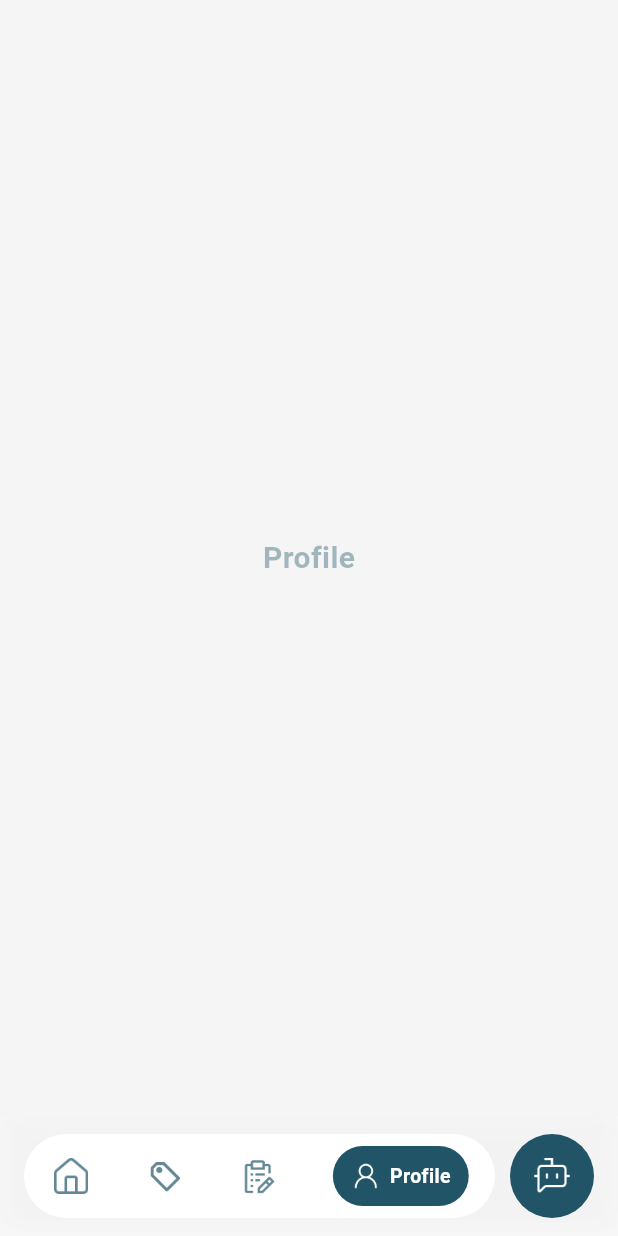
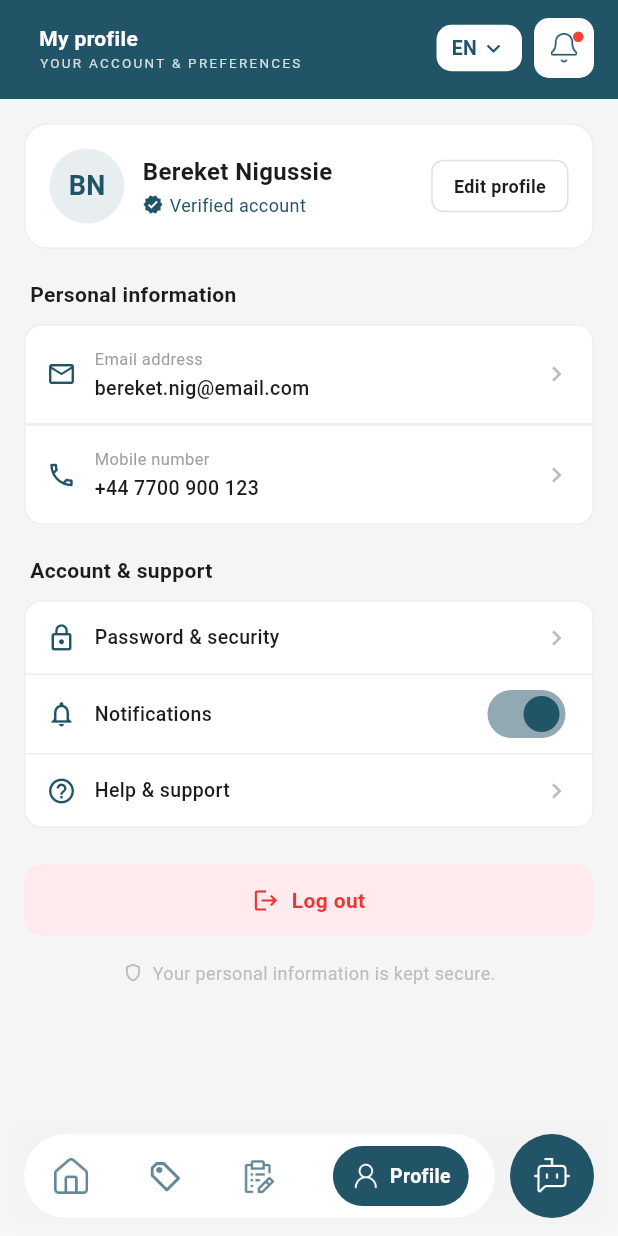
Before and after one commit to dawitzeleke/hsc, a Flutter app: the screen it shows after launch, item 4 of the bottom bar chosen, on a phone screen of 412 x 824 dp. Run offline on Flutter 3.47's test engine with Material 3 defaults, Android fonts, the phone set to English and light mode, and no system bars; our stand-ins replace get.

Commit message:
Finish the profile page

```diff
--- a/lib/app/modules/home/views/home_view.dart
+++ b/lib/app/modules/home/views/home_view.dart
@@ -5,6 +5,7 @@ import '../controllers/home_controller.dart';
 import '../../home/widgets/custom_bottom_nav_bar.dart';
 import 'home_content.dart';
 import 'package:hsc/app/modules/court_fee/views/court_fee_view.dart';
+import 'package:hsc/app/modules/profile/views/profile_view.dart';
 
 class HomeView extends GetView<HomeController> {
   const HomeView({super.key});
@@ -19,7 +20,7 @@ class HomeView extends GetView<HomeController> {
               const HomeContent(),
               const CourtFeeView(),
               _buildPlaceholderPage('Complaints'),
-              _buildPlaceholderPage('Profile'),
+              const ProfileView(),
             ],
           )),
       bottomNavigationBar: Obx(
--- /dev/null
+++ b/lib/app/modules/profile/controllers/profile_controller.dart
@@ -0,0 +1,48 @@
+import 'package:flutter/material.dart';
+import 'package:get/get.dart';
+
+class ProfileController extends GetxController {
+  final nameController = TextEditingController(text: 'Bereket Nigussie');
+  final emailController = TextEditingController(text: 'bereket.nig@email.com');
+  final phoneController = TextEditingController(text: '+251 | 912345678');
+
+  final currentPasswordController = TextEditingController();
+  final newPasswordController = TextEditingController();
+  final confirmPasswordController = TextEditingController();
+
+  final notificationsEnabled = true.obs;
+
+  final showCurrentPassword = false.obs;
+  final showNewPassword = false.obs;
+  final showConfirmPassword = false.obs;
+
+  void toggleNotifications(bool value) {
+    notificationsEnabled.value = value;
+  }
+
+  void saveProfile() {
+    Get.back();
+    Get.snackbar('Profile', 'Profile updated',
+        snackPosition: SnackPosition.BOTTOM);
+  }
+
+  void updatePassword() {
+    Get.back();
+    currentPasswordController.clear();
+    newPasswordController.clear();
+    confirmPasswordController.clear();
+    Get.snackbar('Password', 'Password updated',
+        snackPosition: SnackPosition.BOTTOM);
+  }
+
+  @override
+  void onClose() {
+    nameController.dispose();
+    emailController.dispose();
+    phoneController.dispose();
+    currentPasswordController.dispose();
+    newPasswordController.dispose();
+    confirmPasswordController.dispose();
+    super.onClose();
+  }
+}
--- /dev/null
+++ b/lib/app/modules/profile/views/profile_view.dart
@@ -0,0 +1,97 @@
+import 'package:flutter/material.dart';
+import 'package:get/get.dart';
+import 'package:hsc/app/widgets/app_header.dart';
+import '../controllers/profile_controller.dart';
+import '../widgets/profile_card.dart';
+import '../widgets/profile_sections.dart';
+import '../widgets/profile_sheets.dart';
+
+class ProfileView extends StatelessWidget {
+  const ProfileView({super.key});
+
+  @override
+  Widget build(BuildContext context) {
+    final controller = Get.put(ProfileController());
+
+    return Column(
+      children: [
+        const AppHeader(
+          leading: SizedBox.shrink(),
+          title: 'My profile',
+          subtitle: 'YOUR ACCOUNT & PREFERENCES',
+        ),
+        Expanded(
+          child: SingleChildScrollView(
+            padding: const EdgeInsets.all(16),
+            child: Column(
+              crossAxisAlignment: CrossAxisAlignment.start,
+              children: [
+                ProfileCard(
+                  onEditTap: () =>
+                      showEditProfileSheet(context, controller),
+                ),
+                const SizedBox(height: 20),
+                const PersonalInfoSection(),
+                const SizedBox(height: 20),
+                AccountSupportSection(
+                  onPasswordTap: () =>
+                      showChangePasswordSheet(context, controller),
+                ),
+                const SizedBox(height: 24),
+                _buildLogoutButton(),
+                const SizedBox(height: 16),
+                _buildSecureNote(),
+                const SizedBox(height: 100),
+              ],
+            ),
+          ),
+        ),
+      ],
+    );
+  }
+
+  Widget _buildLogoutButton() {
+    return SizedBox(
+      width: double.infinity,
+      child: GestureDetector(
+        onTap: () {},
+        child: Container(
+          padding: const EdgeInsets.symmetric(vertical: 14),
+          decoration: BoxDecoration(
+            color: Colors.red.shade50,
+            borderRadius: BorderRadius.circular(12),
+          ),
+          child: Row(
+            mainAxisAlignment: MainAxisAlignment.center,
+            children: [
+              Icon(Icons.logout, size: 18, color: Colors.red.shade600),
+              const SizedBox(width: 8),
+              Text(
+                'Log out',
+                style: TextStyle(
+                  fontSize: 14,
+                  fontWeight: FontWeight.w600,
+                  color: Colors.red.shade600,
+                ),
+              ),
+            ],
+          ),
+        ),
+      ),
+    );
+  }
+
+  Widget _buildSecureNote() {
+    return Row(
+      mainAxisAlignment: MainAxisAlignment.center,
+      children: [
+        Icon(Icons.shield_outlined, size: 14, color: Colors.grey.shade400),
+        const SizedBox(width: 6),
+        Text(
+          'Your personal information is kept secure.',
+          style: TextStyle(fontSize: 12, color: Colors.grey.shade400),
+        ),
+      ],
+    );
+  }
+}
--- /dev/null
+++ b/lib/app/modules/profile/widgets/profile_card.dart
@@ -0,0 +1,88 @@
+import 'package:flutter/material.dart';
+import 'package:hsc/core/constants/app_colors.dart';
+
+class ProfileCard extends StatelessWidget {
+  final VoidCallback onEditTap;
+
+  const ProfileCard({super.key, required this.onEditTap});
+
+  @override
+  Widget build(BuildContext context) {
+    return Container(
+      padding: const EdgeInsets.all(16),
+      decoration: BoxDecoration(
+        color: Colors.white,
+        borderRadius: BorderRadius.circular(16),
+        border: Border.all(color: Colors.grey.shade200),
+      ),
+      child: Row(
+        children: [
+          Container(
+            width: 50,
+            height: 50,
+            decoration: BoxDecoration(
+              color: AppColors.primary.withOpacity(0.1),
+              shape: BoxShape.circle,
+            ),
+            child: const Center(
+              child: Text(
+                'BN',
+                style: TextStyle(
+                  fontSize: 18,
+                  fontWeight: FontWeight.w700,
+                  color: AppColors.primary,
+                ),
+              ),
+            ),
+          ),
+          const SizedBox(width: 12),
+          Expanded(
+            child: Column(
+              crossAxisAlignment: CrossAxisAlignment.start,
+              children: [
+                const Text(
+                  'Bereket Nigussie',
+                  style: TextStyle(
+                    fontSize: 16,
+                    fontWeight: FontWeight.w700,
+                  ),
+                ),
+                const SizedBox(height: 2),
+                Row(
+                  children: [
+                    Icon(Icons.verified, size: 14, color: AppColors.primary),
+                    const SizedBox(width: 4),
+                    Text(
+                      'Verified account',
+                      style: TextStyle(
+                        fontSize: 12,
+                        color: AppColors.primary,
+                      ),
+                    ),
+                  ],
+                ),
+              ],
+            ),
+          ),
+          GestureDetector(
+            onTap: onEditTap,
+            child: Container(
+              padding: const EdgeInsets.symmetric(horizontal: 14, vertical: 8),
+              decoration: BoxDecoration(
+                borderRadius: BorderRadius.circular(8),
+                border: Border.all(color: Colors.grey.shade300),
+              ),
+              child: const Text(
+                'Edit profile',
+                style: TextStyle(
+                  fontSize: 12,
+                  fontWeight: FontWeight.w600,
+                ),
+              ),
+            ),
+          ),
+        ],
+      ),
+    );
+  }
+}
--- /dev/null
+++ b/lib/app/modules/profile/widgets/profile_sections.dart
@@ -0,0 +1,199 @@
+import 'package:flutter/material.dart';
+import 'package:get/get.dart';
+import 'package:hsc/core/constants/app_colors.dart';
+import '../controllers/profile_controller.dart';
+
+class PersonalInfoSection extends StatelessWidget {
+  const PersonalInfoSection({super.key});
+
+  @override
+  Widget build(BuildContext context) {
+    return Column(
+      crossAxisAlignment: CrossAxisAlignment.start,
+      children: [
+        const Padding(
+          padding: EdgeInsets.only(left: 4, bottom: 10),
+          child: Text(
+            'Personal information',
+            style: TextStyle(
+              fontSize: 14,
+              fontWeight: FontWeight.w700,
+            ),
+          ),
+        ),
+        _InfoTile(
+          icon: Icons.email_outlined,
+          label: 'Email address',
+          value: 'bereket.nig@email.com',
+          isTop: true,
+        ),
+        _InfoTile(
+          icon: Icons.phone_outlined,
+          label: 'Mobile number',
+          value: '+44 7700 900 123',
+          isTop: false,
+        ),
+      ],
+    );
+  }
+}
+
+class AccountSupportSection extends StatelessWidget {
+  final VoidCallback onPasswordTap;
+
+  const AccountSupportSection({super.key, required this.onPasswordTap});
+
+  @override
+  Widget build(BuildContext context) {
+    final controller = Get.find<ProfileController>();
+
+    return Column(
+      crossAxisAlignment: CrossAxisAlignment.start,
+      children: [
+        const Padding(
+          padding: EdgeInsets.only(left: 4, bottom: 10),
+          child: Text(
+            'Account & support',
+            style: TextStyle(
+              fontSize: 14,
+              fontWeight: FontWeight.w700,
+            ),
+          ),
+        ),
+        Container(
+          decoration: BoxDecoration(
+            color: Colors.white,
+            borderRadius: BorderRadius.circular(12),
+            border: Border.all(color: Colors.grey.shade200),
+          ),
+          child: Column(
+            children: [
+              _SettingsTile(
+                icon: Icons.lock_outline,
+                label: 'Password & security',
+                trailing: Icon(Icons.chevron_right,
+                    size: 20, color: Colors.grey.shade400),
+                onTap: onPasswordTap,
+              ),
+              Divider(height: 1, color: Colors.grey.shade200),
+              Obx(() => _SettingsTile(
+                    icon: Icons.notifications_outlined,
+                    label: 'Notifications',
+                    trailing: SizedBox(
+                      height: 24,
+                      child: Switch(
+                        value: controller.notificationsEnabled.value,
+                        onChanged: controller.toggleNotifications,
+                        activeColor: AppColors.primary,
+                      ),
+                    ),
+                  )),
+              Divider(height: 1, color: Colors.grey.shade200),
+              _SettingsTile(
+                icon: Icons.help_outline,
+                label: 'Help & support',
+                trailing: Icon(Icons.chevron_right,
+                    size: 20, color: Colors.grey.shade400),
+              ),
+            ],
+          ),
+        ),
+      ],
+    );
+  }
+}
+
+class _InfoTile extends StatelessWidget {
+  final IconData icon;
+  final String label;
+  final String value;
+  final bool isTop;
+
+  const _InfoTile({
+    required this.icon,
+    required this.label,
+    required this.value,
+    required this.isTop,
+  });
+
+  @override
+  Widget build(BuildContext context) {
+    return Container(
+      decoration: BoxDecoration(
+        color: Colors.white,
+        borderRadius: isTop
+            ? const BorderRadius.vertical(top: Radius.circular(12))
+            : const BorderRadius.vertical(bottom: Radius.circular(12)),
+        border: Border.all(color: Colors.grey.shade200),
+      ),
+      padding: const EdgeInsets.symmetric(horizontal: 14, vertical: 14),
+      child: Row(
+        children: [
+          Icon(icon, size: 20, color: AppColors.primary),
+          const SizedBox(width: 12),
+          Expanded(
+            child: Column(
+              crossAxisAlignment: CrossAxisAlignment.start,
+              children: [
+                Text(
+                  label,
+                  style: TextStyle(fontSize: 11, color: Colors.grey.shade500),
+                ),
+                const SizedBox(height: 2),
+                Text(
+                  value,
+                  style: const TextStyle(
+                    fontSize: 13,
+                    fontWeight: FontWeight.w500,
+                  ),
+                ),
+              ],
+            ),
+          ),
+          Icon(Icons.chevron_right, size: 20, color: Colors.grey.shade400),
+        ],
+      ),
+    );
+  }
+}
+
+class _SettingsTile extends StatelessWidget {
+  final IconData icon;
+  final String label;
+  final Widget trailing;
+  final VoidCallback? onTap;
+
+  const _SettingsTile({
+    required this.icon,
+    required this.label,
+    required this.trailing,
+    this.onTap,
+  });
+
+  @override
+  Widget build(BuildContext context) {
+    return GestureDetector(
+      onTap: onTap,
+      behavior: HitTestBehavior.opaque,
+      child: Padding(
+        padding: const EdgeInsets.symmetric(horizontal: 14, vertical: 14),
+        child: Row(
+          children: [
+            Icon(icon, size: 20, color: AppColors.primary),
+            const SizedBox(width: 12),
+            Expanded(
+              child: Text(
+                label,
+                style: const TextStyle(
+                  fontSize: 13,
+                  fontWeight: FontWeight.w500,
+                ),
+              ),
+            ),
+            trailing,
+          ],
+        ),
+      ),
+    );
+  }
+}
```
Also changed, not shown: lib/app/modules/profile/bindings/profile_binding.dart (added, +9 -0 lines), lib/app/modules/profile/widgets/profile_sheets.dart (added, +246 -0 lines).
